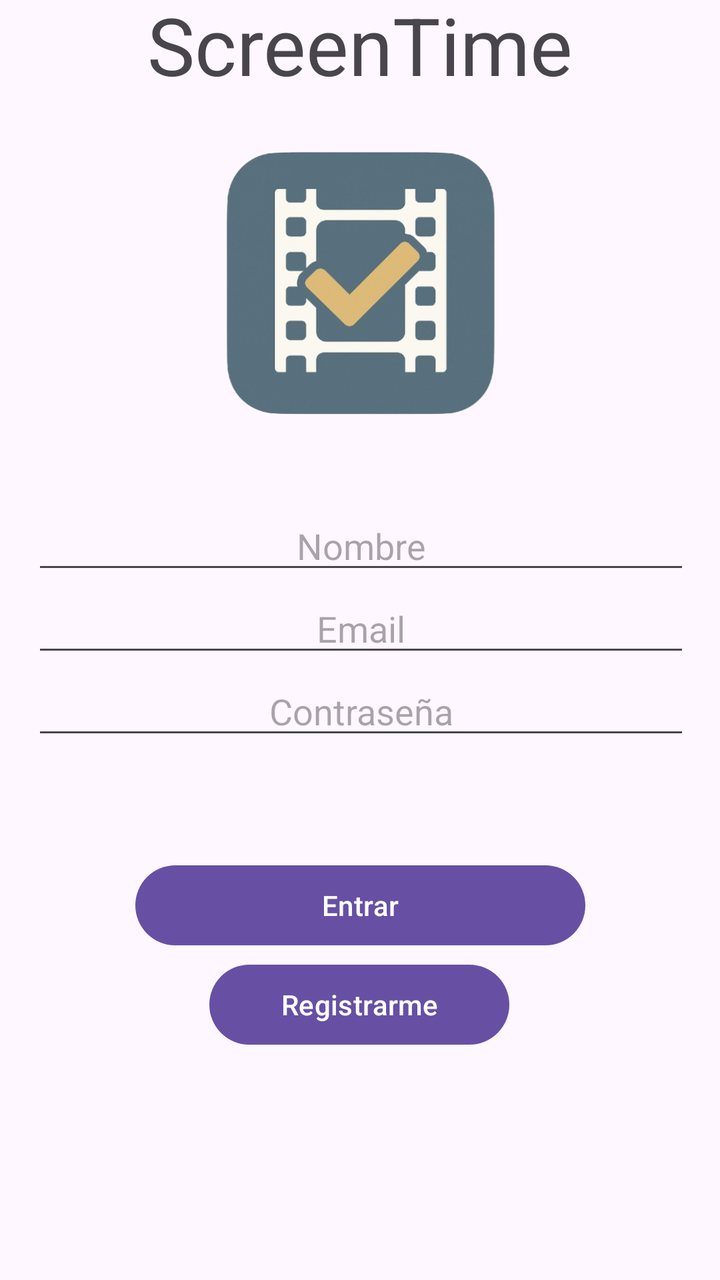
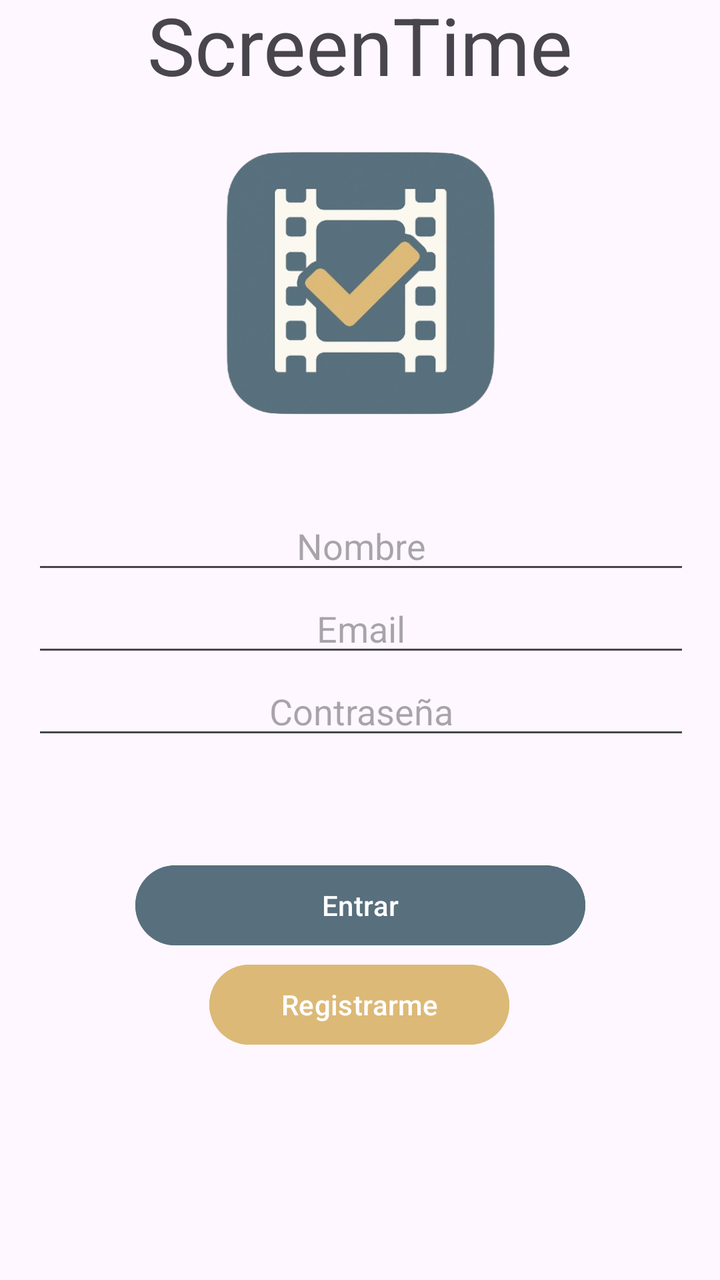

Two renders of the same Android screen: before a commit and after it. Below are the layout's source before the change and the commit's diff.
<!-- AndroidManifest.xml: application theme Theme.ScreenTime -->
<!-- res/layout/activity_login.xml -->
<?xml version="1.0" encoding="utf-8"?>
<androidx.constraintlayout.widget.ConstraintLayout xmlns:android="http://schemas.android.com/apk/res/android"
    xmlns:app="http://schemas.android.com/apk/res-auto"
    xmlns:tools="http://schemas.android.com/tools"
    android:layout_width="match_parent"
    android:layout_height="match_parent">

    <Button
        android:id="@+id/BotonEntrar"
        android:layout_width="225dp"
        android:layout_height="48dp"
        android:text="Entrar"
        app:layout_constraintBottom_toBottomOf="parent"
        app:layout_constraintEnd_toEndOf="parent"
        app:layout_constraintStart_toStartOf="parent"
        app:layout_constraintTop_toTopOf="parent"
        app:layout_constraintVertical_bias="0.724" />

    <Button
        android:id="@+id/BotonRegistro"
        android:layout_width="150dp"
        android:layout_height="48dp"
        android:text="Registrarme"
        app:layout_constraintBottom_toBottomOf="parent"
        app:layout_constraintEnd_toEndOf="parent"
        app:layout_constraintHorizontal_bias="0.498"
        app:layout_constraintStart_toStartOf="parent"
        app:layout_constraintTop_toTopOf="parent"
        app:layout_constraintVertical_bias="0.808" />

    <LinearLayout
        android:id="@+id/linearLayout"
        android:layout_width="409dp"
        android:layout_height="180dp"
        android:orientation="vertical"
        app:flow_horizontalAlign="center"
        app:layout_constraintBottom_toBottomOf="parent"
        app:layout_constraintEnd_toEndOf="parent"
        app:layout_constraintStart_toStartOf="parent"
        app:layout_constraintTop_toTopOf="parent"
        app:layout_constraintVertical_bias="0.545">

        <EditText
            android:id="@+id/NombreText"
            android:layout_width="match_parent"
            android:layout_height="wrap_content"
            android:layout_marginHorizontal="40dp"
            android:ems="10"
            android:hint="Nombre"
            android:inputType="text"
            android:textAlignment="center" />

        <EditText
            android:id="@+id/EmailText"
            android:layout_width="match_parent"
            android:layout_height="wrap_content"
            android:layout_marginHorizontal="40dp"
            android:ems="10"
            android:hint="Email"
            android:inputType="text"
            android:textAlignment="center" />

        <EditText
            android:id="@+id/ContrasenyaText"
            android:layout_width="match_parent"
            android:layout_height="wrap_content"
            android:layout_marginHorizontal="40dp"
            android:ems="10"
            android:hint="Contraseña"
            android:inputType="textPassword"
            android:textAlignment="center" />
    </LinearLayout>

    <ImageView
        android:id="@+id/imageView"
        android:layout_width="171dp"
        android:layout_height="186dp"
        android:layout_marginBottom="16dp"
        app:layout_constraintBottom_toTopOf="@+id/linearLayout"
        app:layout_constraintEnd_toEndOf="parent"
        app:layout_constraintStart_toStartOf="parent"
        app:srcCompat="@drawable/screentime_logo" />

    <TextView
        android:id="@+id/textView"
        android:layout_width="wrap_content"
        android:layout_height="wrap_content"
        android:text="ScreenTime"
        android:textSize="40sp"
        app:layout_constraintBottom_toTopOf="@+id/imageView"
        app:layout_constraintEnd_toEndOf="parent"
        app:layout_constraintStart_toStartOf="parent"
        app:layout_constraintTop_toTopOf="parent"
        app:layout_constraintVertical_bias="1.0" />

</androidx.constraintlayout.widget.ConstraintLayout>
<!-- resources referenced by this layout -->
<resources>
  <!-- drawable screentime_logo: png bitmap (drawable, 146948 bytes) -->
  <style name="Theme.ScreenTime" parent="Theme.Material3.DayNight.NoActionBar">
          
          
      </style>
</resources>

<!-- the commit's change to res/layout/activity_login.xml (unified diff, before → after) -->
@@ -10,6 +10,7 @@
         android:layout_width="225dp"
         android:layout_height="48dp"
         android:text="Entrar"
+        android:backgroundTint="@color/screentimeColor"
         app:layout_constraintBottom_toBottomOf="parent"
         app:layout_constraintEnd_toEndOf="parent"
         app:layout_constraintStart_toStartOf="parent"
@@ -21,6 +22,7 @@
         android:layout_width="150dp"
         android:layout_height="48dp"
         android:text="Registrarme"
+        android:backgroundTint="@color/screentimeColorContrast"
         app:layout_constraintBottom_toBottomOf="parent"
         app:layout_constraintEnd_toEndOf="parent"
         app:layout_constraintHorizontal_bias="0.498"
<!-- resource entries referenced after the edit -->
@@ -1,5 +1,7 @@
 <!-- resources referenced by this layout -->
 <resources>
+  <color name="screentimeColor">#586F7D</color>
+  <color name="screentimeColorContrast">#dcb977</color>
   <!-- drawable screentime_logo: png bitmap (drawable, 146948 bytes) -->
   <style name="Theme.ScreenTime" parent="Theme.Material3.DayNight.NoActionBar">
           
